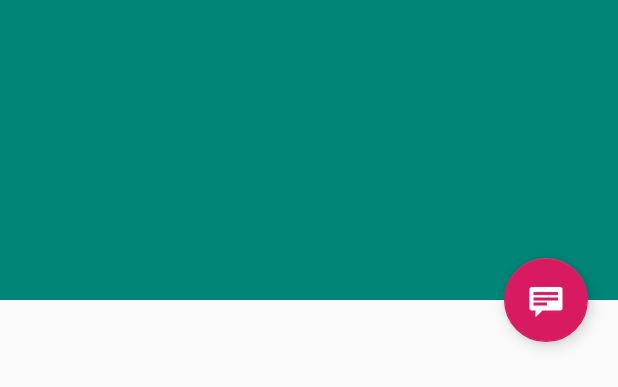
After one commit to kinjalik/Device-Manager-for-Android, an Android app: the layout device_details.xml on its own in the app's theme, with its tools: preview values and no code run, on a phone screen of 412 x 824 dp. The commit adds this screen. Shown: the top 387 px of the screen. Run offline under Robolectric (Android 15) with nearby library versions, the phone set to English and light mode, and no system bars.

```diff
--- a/app/build.gradle
+++ b/app/build.gradle
@@ -35,4 +35,6 @@ dependencies {
     implementation 'android.arch.navigation:navigation-ui:1.0.0'
     implementation 'com.android.support:support-annotations:28.0.0'
     implementation 'org.jetbrains:annotations-java5:15.0'
+    implementation 'com.android.support:recyclerview-v7:28.0.0'
+    implementation 'com.android.support:design:28.0.0'
 }
--- /dev/null
+++ b/app/src/main/res/layout/device_details.xml
@@ -0,0 +1,54 @@
+<?xml version="1.0" encoding="utf-8"?>
+<android.support.design.widget.CoordinatorLayout xmlns:android="http://schemas.android.com/apk/res/android"
+    xmlns:app="http://schemas.android.com/apk/res-auto"
+    xmlns:tools="http://schemas.android.com/tools"
+    android:layout_width="match_parent"
+    android:layout_height="match_parent"
+    android:fitsSystemWindows="true"
+    tools:context=".MainActivity"
+    tools:ignore="MergeRootFrame">
+
+    <android.support.design.widget.AppBarLayout
+        android:id="@+id/app_bar"
+        android:layout_width="match_parent"
+        android:layout_height="200dp"
+        android:fitsSystemWindows="true"
+        android:theme="@style/ThemeOverlay.AppCompat.Dark.ActionBar">
+
+        <android.support.design.widget.CollapsingToolbarLayout
+            android:id="@+id/toolbar_layout"
+            android:layout_width="match_parent"
+            android:layout_height="match_parent"
+            android:fitsSystemWindows="true"
+            app:contentScrim="?attr/colorPrimary"
+            app:layout_scrollFlags="scroll|exitUntilCollapsed"
+            app:toolbarId="@+id/toolbar">
+
+            <android.support.v7.widget.Toolbar
+                android:id="@+id/detail_toolbar"
+                android:layout_width="match_parent"
+                android:layout_height="?attr/actionBarSize"
+                app:layout_collapseMode="pin"
+                app:popupTheme="@style/ThemeOverlay.AppCompat.Light" />
+
+        </android.support.design.widget.CollapsingToolbarLayout>
+
+    </android.support.design.widget.AppBarLayout>
+
+    <android.support.v4.widget.NestedScrollView
+        android:id="@+id/item_detail_container"
+        android:layout_width="match_parent"
+        android:layout_height="match_parent"
+        app:layout_behavior="@string/appbar_scrolling_view_behavior" />
+
+    <android.support.design.widget.FloatingActionButton
+        android:id="@+id/fab"
+        android:layout_width="wrap_content"
+        android:layout_height="wrap_content"
+        android:layout_gravity="center_vertical|start"
+        android:layout_margin="20dp"
+        app:layout_anchor="@+id/item_detail_container"
+        app:layout_anchorGravity="top|end"
+        app:srcCompat="@android:drawable/stat_notify_chat" />
+
+</android.support.design.widget.CoordinatorLayout>
--- /dev/null
+++ b/app/src/main/res/values/dimens.xml
@@ -0,0 +1,4 @@
+<?xml version="1.0" encoding="utf-8"?>
+<resources>
+    <dimen name="item_width">400dp</dimen>
+</resources>
```
Also changed, not shown: app/src/main/java/com/example/devicemanagement/DeviceAdapter.java (deleted, +0 -51 lines), app/src/main/java/com/example/devicemanagement/DeviceListFragment.java (+34 -5 lines), app/src/main/java/com/example/devicemanagement/DeviceRecyclerAdapter.java (added, +63 -0 lines), app/src/main/java/com/example/devicemanagement/MainActivity.java (+22 -1 lines), app/src/main/res/layout-w900dp/fragment_device_list.xml (added, +42 -0 lines), app/src/main/res/layout/device_list_item.xml (+16 -3 lines), app/src/main/res/layout/fragment_device_list.xml (+7 -4 lines), app/src/main/res/layout/main_layout.xml (+6 -37 lines).
